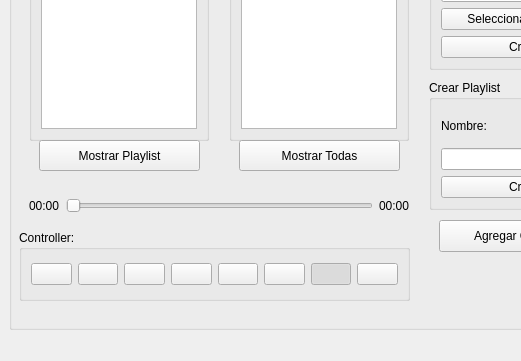
jairoaguilarts/Music-Player, file Music Player/GUI/uiexample.ui: the form before one commit; both pictures show x 0 to 521 and y 399 to 760 of the 650 by 760 pixel window.
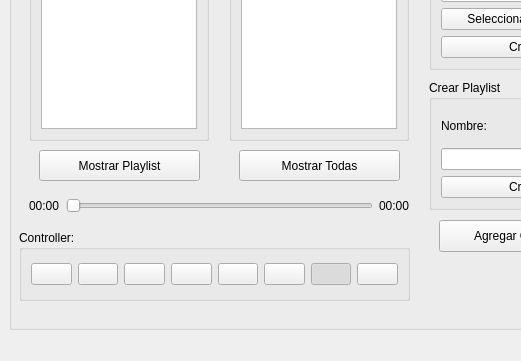
The form after the commit. Icons and pictures are not drawn.

Commit message: Modificando posicion de controles y resize de la ventana

Diff of the .ui file:
```diff
--- a/Music Player/GUI/uiexample.ui
+++ b/Music Player/GUI/uiexample.ui
@@ -588,7 +588,7 @@
        <property name="geometry">
         <rect>
          <x>30</x>
-         <y>530</y>
+         <y>540</y>
          <width>161</width>
          <height>31</height>
         </rect>
@@ -601,7 +601,7 @@
        <property name="geometry">
         <rect>
          <x>230</x>
-         <y>530</y>
+         <y>540</y>
          <width>161</width>
          <height>31</height>
         </rect>
```
